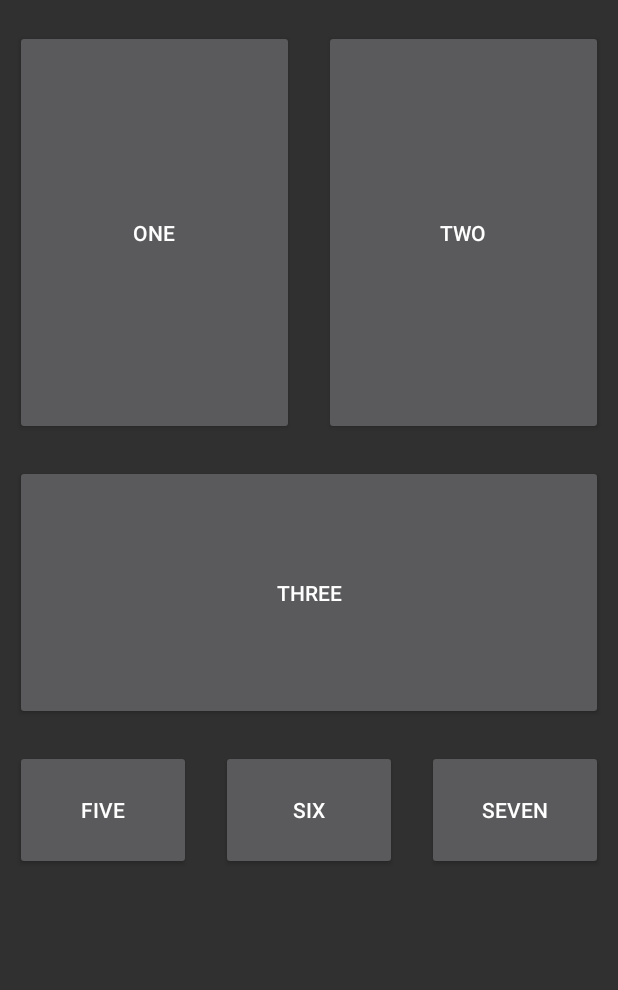
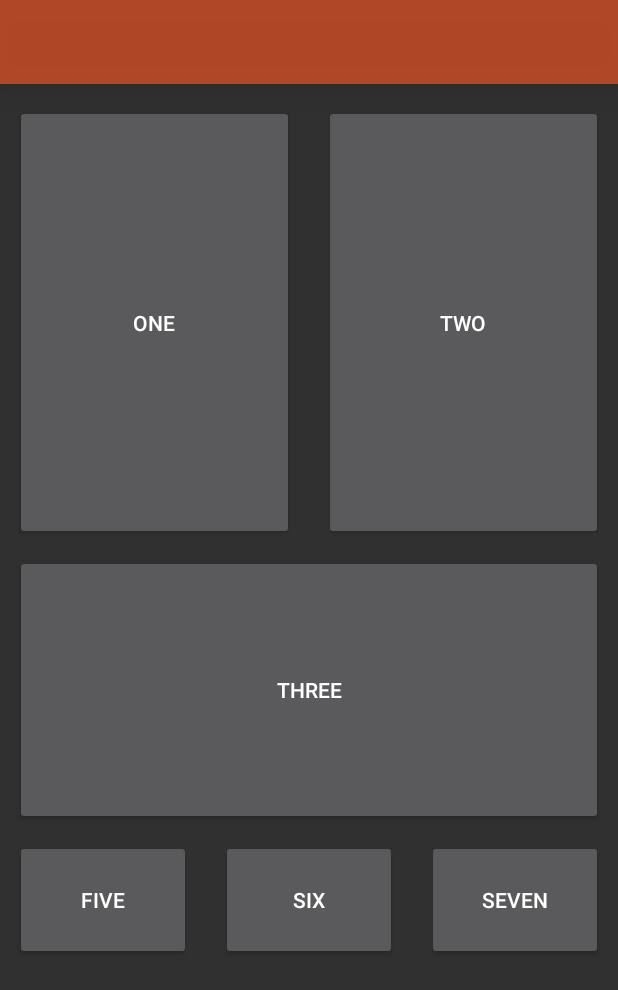
Before and after one commit to saitejasridhar/Pantry-Organizer-app, an Android app: the layout activity_main.xml on its own in the app's theme, with its tools: preview values and no code run, on a phone screen of 412 x 824 dp. Shown: the top 990 px of the screen. Run offline under Robolectric (Android 15) with nearby library versions, the phone set to English and light mode, and no system bars.

Commit message:
Commit with toolbar

```diff
--- a/app/src/main/java/com/example/fridgepal/MainActivity.java
+++ b/app/src/main/java/com/example/fridgepal/MainActivity.java
@@ -1,6 +1,7 @@
 package com.example.fridgepal;
 
 import androidx.appcompat.app.AppCompatActivity;
+import androidx.appcompat.widget.Toolbar;
 
 import android.os.Bundle;
 
@@ -10,5 +11,8 @@ public class MainActivity extends AppCompatActivity {
     protected void onCreate(Bundle savedInstanceState) {
         super.onCreate(savedInstanceState);
         setContentView(R.layout.activity_main);
+
+        Toolbar toolbar=findViewById(R.id.toolbar);
+        setSupportActionBar(toolbar);
     }
 }
--- a/app/src/main/res/layout/activity_main.xml
+++ b/app/src/main/res/layout/activity_main.xml
@@ -5,6 +5,10 @@
     android:layout_width="match_parent"
     android:layout_height="match_parent"
     tools:context=".MainActivity">
+
+<include
+    android:id="@+id/toolbar"
+    layout="@layout/toolbar1" />
 
     <LinearLayout
         android:id="@+id/layout1"
@@ -15,8 +19,8 @@
         <Button
             android:id="@+id/button1"
             android:layout_width="match_parent"
-            android:layout_height="270dp"
-            android:layout_marginTop="20dp"
+            android:layout_height="290dp"
+            android:layout_marginTop="70dp"
             android:layout_weight="1"
             android:layout_marginRight="10dp"
             android:layout_marginLeft="10dp"
@@ -25,8 +29,8 @@
         <Button
             android:id="@+id/button2"
             android:layout_width="match_parent"
-            android:layout_height="270dp"
-            android:layout_marginTop="20dp"
+            android:layout_height="290dp"
+            android:layout_marginTop="70dp"
             android:layout_marginRight="10dp"
             android:layout_marginLeft="10dp"
             android:layout_weight="1"
@@ -34,7 +38,7 @@
     </LinearLayout>
     <LinearLayout
         android:id="@+id/layout2"
-        android:layout_marginTop="300dp"
+        android:layout_marginTop="360dp"
         android:layout_width="match_parent"
         android:layout_height="match_parent"
         android:orientation="horizontal" >
@@ -42,7 +46,7 @@
         <Button
             android:id="@+id/button3"
             android:layout_width="match_parent"
-            android:layout_height="170dp"
+            android:layout_height="180dp"
             android:layout_marginTop="10dp"
             android:layout_weight="1"
             android:layout_marginRight="10dp"
@@ -53,7 +57,7 @@
 
     <LinearLayout
         android:id="@+id/layout3"
-        android:layout_marginTop="480dp"
+        android:layout_marginTop="540dp"
         android:layout_width="match_parent"
         android:layout_height="match_parent"
         android:orientation="horizontal" >
--- /dev/null
+++ b/app/src/main/res/layout/toolbar1.xml
@@ -0,0 +1,10 @@
+<?xml version="1.0" encoding="utf-8"?>
+<androidx.appcompat.widget.Toolbar xmlns:android="http://schemas.android.com/apk/res/android"
+    android:layout_width="match_parent"
+    android:layout_height="wrap_content"
+    android:background="#9FFF5722"
+    android:elevation="20dp"
+    android:layout_marginTop="0dp"
+    >
+
+</androidx.appcompat.widget.Toolbar>
--- a/app/src/main/res/values/styles.xml
+++ b/app/src/main/res/values/styles.xml
@@ -4,8 +4,8 @@
     <style name="AppTheme" parent="Theme.AppCompat.NoActionBar">
         <!-- Customize your theme here. -->
         <item name="colorPrimary">@color/colorPrimary</item>
-        <item name="colorPrimaryDark">@color/colorPrimaryDark</item>
-        <item name="colorAccent">@color/colorAccent</item>
+        <item name="colorPrimaryDark">#000000</item>
+        <item name="colorAccent">#CD101212</item>
     </style>
 
 </resources>
```
